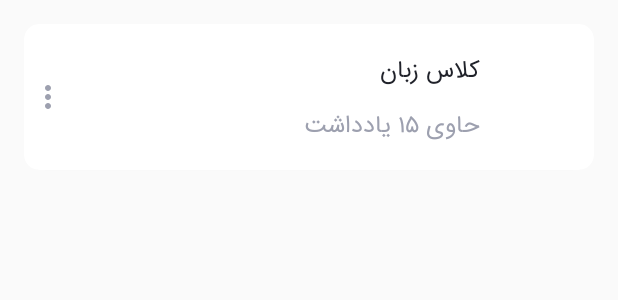
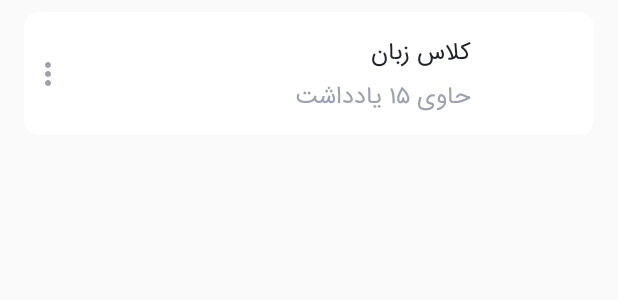
Before and after one commit to Mohsenataei/Note-Taking-App, an Android app: the layout list_row_item.xml on its own in the app's theme, with its tools: preview values and no code run, on a phone screen of 412 x 824 dp. Shown: the top 300 px of the screen. Run offline under Robolectric (Android 15) with nearby library versions, the phone set to English and light mode, and no system bars.

Commit message:
navigating between fragments and loading saved notes handled.

```diff
--- a/app/src/main/AndroidManifest.xml
+++ b/app/src/main/AndroidManifest.xml
@@ -10,7 +10,9 @@
         android:roundIcon="@mipmap/ic_launcher_round"
         android:supportsRtl="true"
         android:theme="@style/AppTheme">
-        <activity android:name=".ui.home.HomeActivity">
+        <activity
+            android:name=".ui.home.HomeActivity"
+            android:theme="@style/AppTheme.Activity">
             <intent-filter>
                 <action android:name="android.intent.action.MAIN" />
 
--- a/app/src/main/java/com/cafe/noteapp/ui/home/detail/ListDetailViewModel.kt
+++ b/app/src/main/java/com/cafe/noteapp/ui/home/detail/ListDetailViewModel.kt
@@ -2,9 +2,7 @@ package com.cafe.noteapp.ui.home.detail
 
 import android.util.Log
 import androidx.lifecycle.LiveData
-import androidx.lifecycle.MediatorLiveData
 import androidx.lifecycle.viewModelScope
-import arrow.core.Either
 import arrow.core.Either.Left
 import arrow.core.Either.Right
 import com.cafe.data.source.mapper.Error
@@ -29,6 +27,7 @@ class ListDetailViewModel @Inject constructor(
     val allNotesLiveData: LiveData<List<ListItem>>
         get() = _allNotesLiveData
 
+    var currentFolderId: Int = 0
 
     fun getAllNotes(folderId: String) {
         viewModelScope.launch {
--- a/app/src/main/java/com/cafe/noteapp/ui/home/list/HomeListViewModel.kt
+++ b/app/src/main/java/com/cafe/noteapp/ui/home/list/HomeListViewModel.kt
@@ -2,7 +2,6 @@ package com.cafe.noteapp.ui.home.list
 
 import android.util.Log
 import androidx.lifecycle.LiveData
-import androidx.lifecycle.MediatorLiveData
 import androidx.lifecycle.viewModelScope
 import arrow.core.Either.Left
 import arrow.core.Either.Right
@@ -14,7 +13,6 @@ import com.cafe.data.source.repository.notes.NoteRepository
 import com.cafe.noteapp.R
 import com.cafe.noteapp.ui.base.BaseViewModel
 import com.cafe.noteapp.ui.home.dialog.FolderItem
-import com.cafe.noteapp.util.livedata.CombinedLiveData
 import com.cafe.noteapp.util.livedata.NonNullLiveData
 import com.cafe.noteapp.util.provider.BaseResourceProvider
 import kotlinx.coroutines.launch
--- a/app/src/main/java/com/cafe/noteapp/ui/home/list/NoteItem.kt
+++ b/app/src/main/java/com/cafe/noteapp/ui/home/list/NoteItem.kt
@@ -4,6 +4,7 @@ import com.cafe.data.source.db.model.Note
 
 data class NoteItem(
         val id: Int?,
+        val folderId: Int? = 0,
         val content: String,
         val title: String,
         val created_data: Long
@@ -12,7 +13,8 @@ data class NoteItem(
 fun mapToNoteItems(notes: List<Note>): List<NoteItem> {
     return notes.map {
         NoteItem(
-            id = it.folderId?.toInt(),
+                id = it.index,
+                folderId = it.folderId?.toInt(),
                 content = it.contents,
                 title = it.title,
                 created_data = it.creationDate
--- a/app/src/main/res/layout/fragment_note_detail.xml
+++ b/app/src/main/res/layout/fragment_note_detail.xml
@@ -4,6 +4,10 @@
     xmlns:tools="http://schemas.android.com/tools">
 
     <data>
+
+        <variable
+            name="note"
+            type="com.cafe.noteapp.ui.home.list.NoteItem" />
 
     </data>
 
@@ -56,6 +60,7 @@
             android:layout_width="match_parent"
             android:layout_height="wrap_content"
             android:hint="لیست کار ها"
+            android:text="@{note.title}"
             app:layout_constraintTop_toBottomOf="@id/noteDetailDate" />
 
         <EditText
@@ -65,6 +70,7 @@
             android:layout_height="0dp"
             android:gravity="top"
             android:hint="توضیحات"
+            android:text="@{note.content}"
             app:layout_constraintBottom_toBottomOf="parent"
             app:layout_constraintTop_toBottomOf="@id/noteDetailTitle" />
 
--- a/app/src/main/res/layout/list_row_item.xml
+++ b/app/src/main/res/layout/list_row_item.xml
@@ -14,7 +14,9 @@
     <androidx.cardview.widget.CardView
         android:layout_width="match_parent"
         android:layout_height="wrap_content"
-        android:layout_margin="@dimen/margin_x_middle"
+        android:layout_marginTop="@dimen/margin_small"
+        android:layout_marginStart="@dimen/margin_x_middle"
+        android:layout_marginEnd="@dimen/margin_x_middle"
         app:cardCornerRadius="@dimen/radius_x_small">
 
         <androidx.constraintlayout.widget.ConstraintLayout
@@ -23,11 +25,11 @@
 
             <ImageView
                 android:id="@+id/icon"
-                android:layout_width="40dp"
-                android:layout_height="40dp"
+                android:layout_width="50dp"
+                android:layout_height="50dp"
                 android:layout_margin="@dimen/margin_x_middle"
                 android:background="@{item.iconBackground}"
-                android:padding="12dp"
+                android:padding="@dimen/padding_middle"
                 android:src="@{item.icon}"
                 app:layout_constraintBottom_toBottomOf="parent"
                 app:layout_constraintEnd_toEndOf="parent"
--- a/app/src/main/res/navigation/home_nav_graph.xml
+++ b/app/src/main/res/navigation/home_nav_graph.xml
@@ -45,6 +45,10 @@
         <argument
             android:name="folderId"
             app:argType="integer" />
+
+        <argument
+            android:name="noteId"
+            app:argType="integer" />
     </fragment>
 
 
--- a/app/src/main/res/values/colors.xml
+++ b/app/src/main/res/values/colors.xml
@@ -10,4 +10,5 @@
     <color name="white">#FFFFFF</color>
     <color name="lightBlue">#EBF8FF</color>
     <color name="lightOrange">#FFF8BE</color>
+    <color name="background">#F9FAFD</color>
 </resources>
--- a/app/src/main/res/values/styles.xml
+++ b/app/src/main/res/values/styles.xml
@@ -9,9 +9,13 @@
         <item name="android:textColorPrimary">@color/textColorPrimary</item>
         <item name="android:textViewStyle">@style/TextView</item>
         <item name="android:editTextStyle">@style/EditText</item>
-
     </style>
 
+
+
+    <style name="AppTheme.Activity" parent="AppTheme">
+        <item name="android:windowBackground">@color/background</item>
+    </style>
 
     <!-- =================== ّImageView ============================    -->
 
@@ -68,7 +72,6 @@
 
     <style name="AppTheme.TextView.RowTitle" parent="AppTheme.TextView.Headline2">
         <item name="android:textStyle">bold</item>
-        <item name="android:padding">@dimen/padding_2xs_small</item>
         <item name="android:layout_marginEnd">@dimen/margin_x_middle</item>
         <item name="android:layout_marginTop">@dimen/margin_2x_small</item>
         <item name="android:layout_marginStart">@dimen/margin_x_middle</item>
@@ -92,7 +95,6 @@
 
 
     <style name="AppTheme.TextView.Description" parent="AppTheme.TextView.Headline2">
-        <item name="android:padding">@dimen/padding_2xs_small</item>
         <item name="android:textColor">@color/textColorLightGray</item>
         <item name="android:layout_marginEnd">@dimen/margin_x_middle</item>
         <item name="android:layout_marginStart">@dimen/margin_x_middle</item>
--- a/data/src/main/java/com/cafe/data/source/db/dao/NoteDao.kt
+++ b/data/src/main/java/com/cafe/data/source/db/dao/NoteDao.kt
@@ -13,8 +13,8 @@ interface NoteDao {
     @Query("SELECT * FROM notes WHERE folderId = :folderId")
     suspend fun getNotesInFolder(folderId: String): List<Note>
 
-    @Query("SELECT * FROM notes WHERE creation_date = :creationDate")
-    suspend fun getNoteById(creationDate: String): Note
+    @Query("SELECT * FROM notes WHERE `index` = :id")
+    suspend fun getNoteById(id: Int): Note
 
     @Delete
     suspend fun deleteNote(note: Note)
--- a/data/src/main/java/com/cafe/data/source/repository/notes/NoteRepository.kt
+++ b/data/src/main/java/com/cafe/data/source/repository/notes/NoteRepository.kt
@@ -38,9 +38,9 @@ class NoteRepository @Inject constructor(
         return safeCall { noteDao.getNotesInFolder(folderId) }
     }
 
-    suspend fun getNoteById(creationDate: String): Either<Error, Note> {
+    suspend fun getNoteById(id: Int): Either<Error, Note> {
 
-        return safeCall { noteDao.getNoteById(creationDate) }
+        return safeCall { noteDao.getNoteById(id) }
     }
 
     suspend fun insertNewFolder(folder: Folder): Either<Error, Long> {
```
Also changed, not shown: app/src/main/java/com/cafe/noteapp/ui/home/detail/ListDetailFragment.kt (+9 -3 lines), app/src/main/java/com/cafe/noteapp/ui/home/list/HomeListFragment.kt (+10 -6 lines), app/src/main/java/com/cafe/noteapp/ui/home/note/NoteDetailFragment.kt (+14 -2 lines), app/src/main/java/com/cafe/noteapp/ui/home/note/NoteDetailViewModel.kt (+15 -4 lines). Lines whose indentation alone changed are shown as unchanged.
